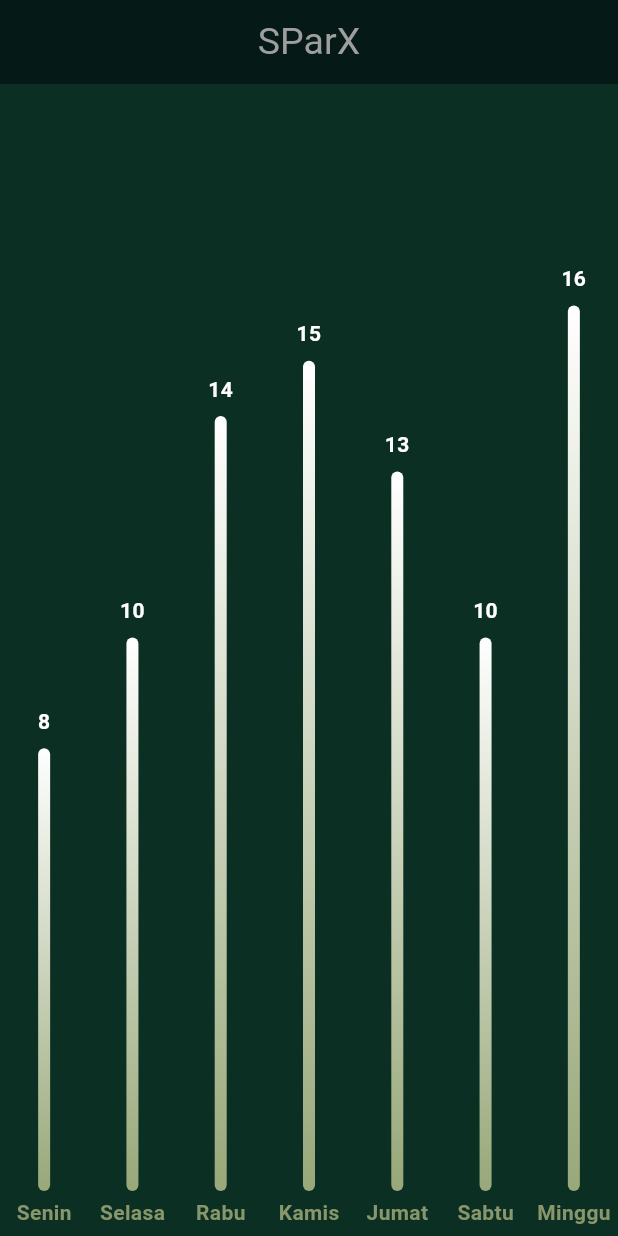
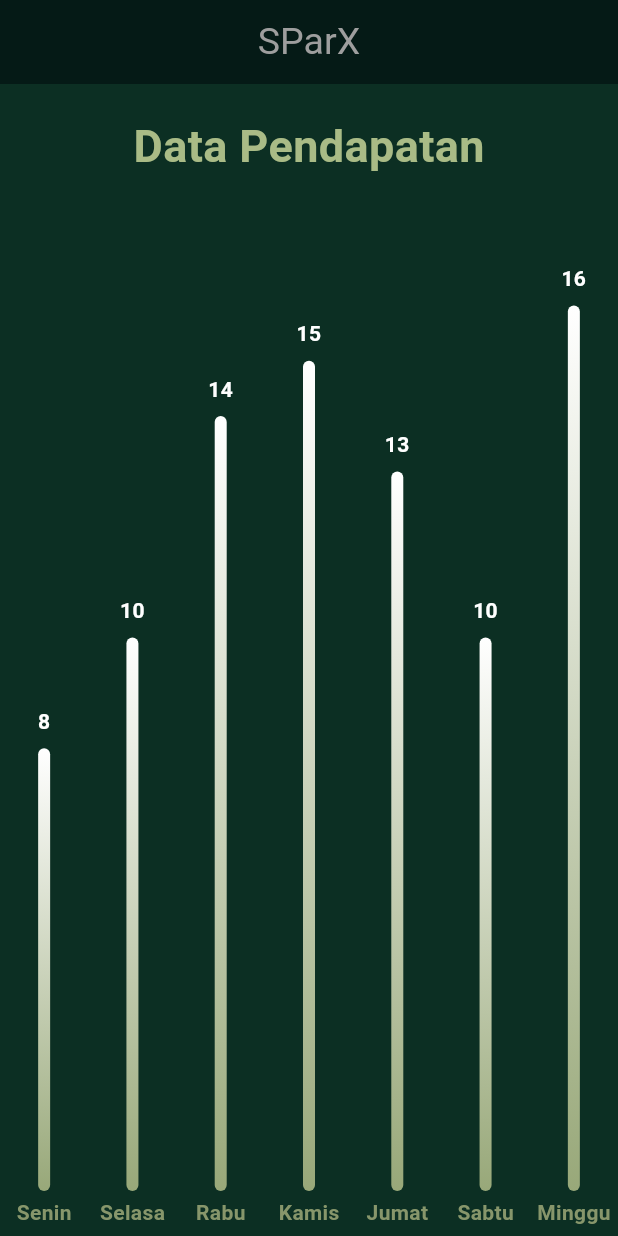
Before and after one commit to fach3f/Parkol-ParkirOnline, a Flutter app: the chart3 screen opened directly, on a phone screen of 412 x 824 dp. Run offline on Flutter 3.47's test engine with Material 3 defaults, Android fonts, the phone set to English and light mode, and no system bars; drawn by our look-alikes of fl_chart; our stand-ins replace curved_navigation_bar, dio, google_fonts, loading_animation_widget; Roboto replaces fonts that are missing (Goldman).

Commit message:
Update BarChart.dart

```diff
--- a/lib/BarChart.dart
+++ b/lib/BarChart.dart
@@ -19,8 +19,11 @@ class chart3 extends StatelessWidget {
         backgroundColor: const Color(0xff051A16), // Ganti warna AppBar sesuai keinginan
       ),
       backgroundColor: const Color(0xff0C2F23), // Ganti warna latar belakang sesuai keinginan
-      body: BarChart(
-        BarChartData(
+      body: Stack(
+        children: [
+      Positioned.fill(
+      child: BarChart(
+      BarChartData(
           barTouchData: barTouchData,
           titlesData: titlesData,
           borderData: borderData,
@@ -30,8 +33,27 @@ class chart3 extends StatelessWidget {
           maxY: 20,
         ),
       ),
+    ),
+          Positioned(
+            top: 20.0,
+            left: 0,
+            right: 0,
+            child: Center(
+              child: Text(
+                "Data Pendapatan",
+                style: GoogleFonts.goldman(
+                  fontSize: 30.0,
+                  fontWeight: FontWeight.bold,
+                  color: AppColors.contentColorsmoGreen,
+                ),
+              ),
+            ),
+          ),
+        ],
+      ),
     );
   }
+
 
   BarTouchData get barTouchData => BarTouchData(
     enabled: false,
```
